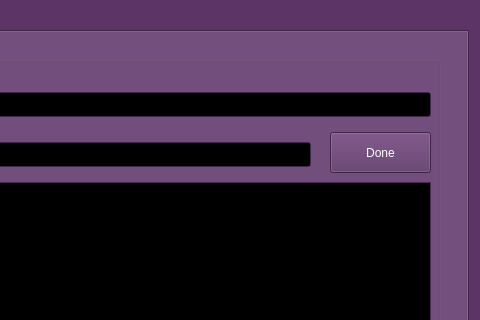
Qt form Aracne/aracnewindow.ui (ramkury/aracne) before a commit; both pictures show x 698 to 1178 and y 0 to 320 of the 1178 by 679 pixel window.
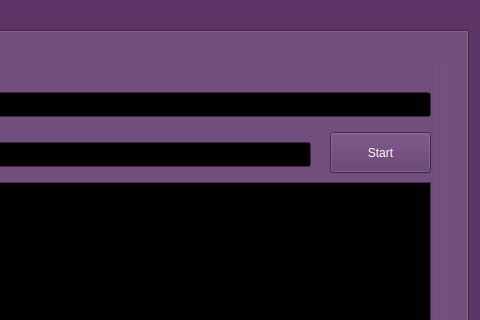
The same form after that commit. The open tabs and pages were chosen to show the change.

Commit message: Creates method stub for Spider functionality

What changed in the file:
```diff
--- a/Aracne/aracnewindow.ui
+++ b/Aracne/aracnewindow.ui
@@ -606,7 +606,7 @@
         </rect>
        </property>
        <property name="text">
-        <string>Done</string>
+        <string>Start</string>
        </property>
       </widget>
       <widget class="QLineEdit" name="lineEdit_4">
```
Left out of the diff: 8 changed lines with no effect on the pictures. The commit also changes 2 other files.
